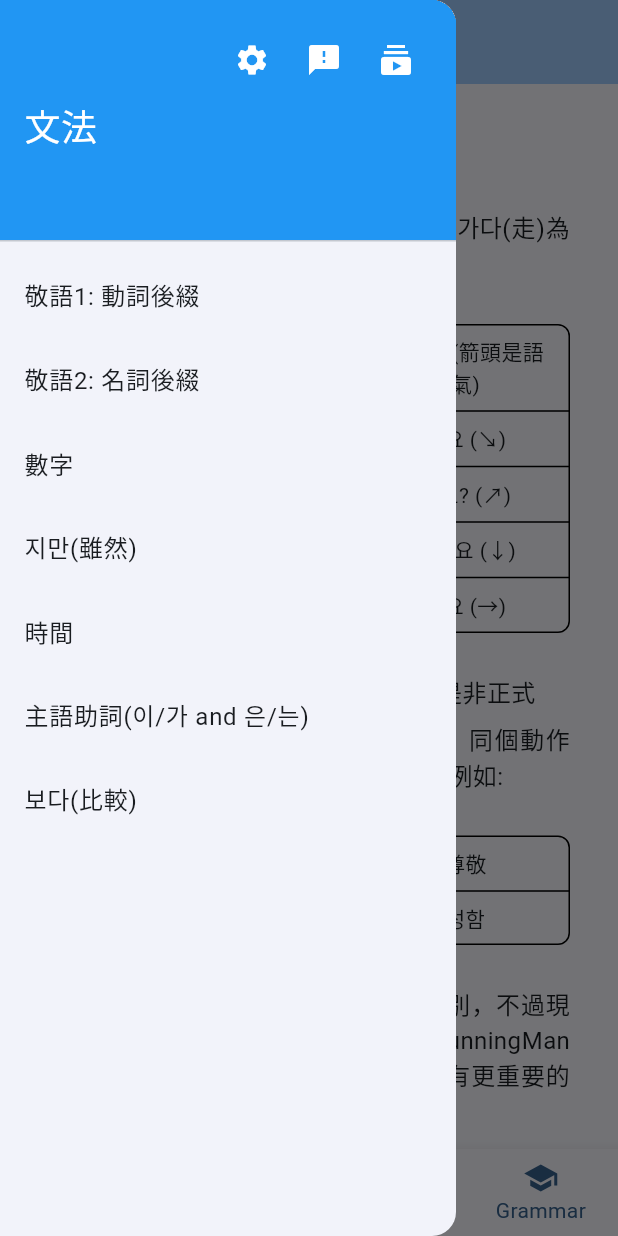
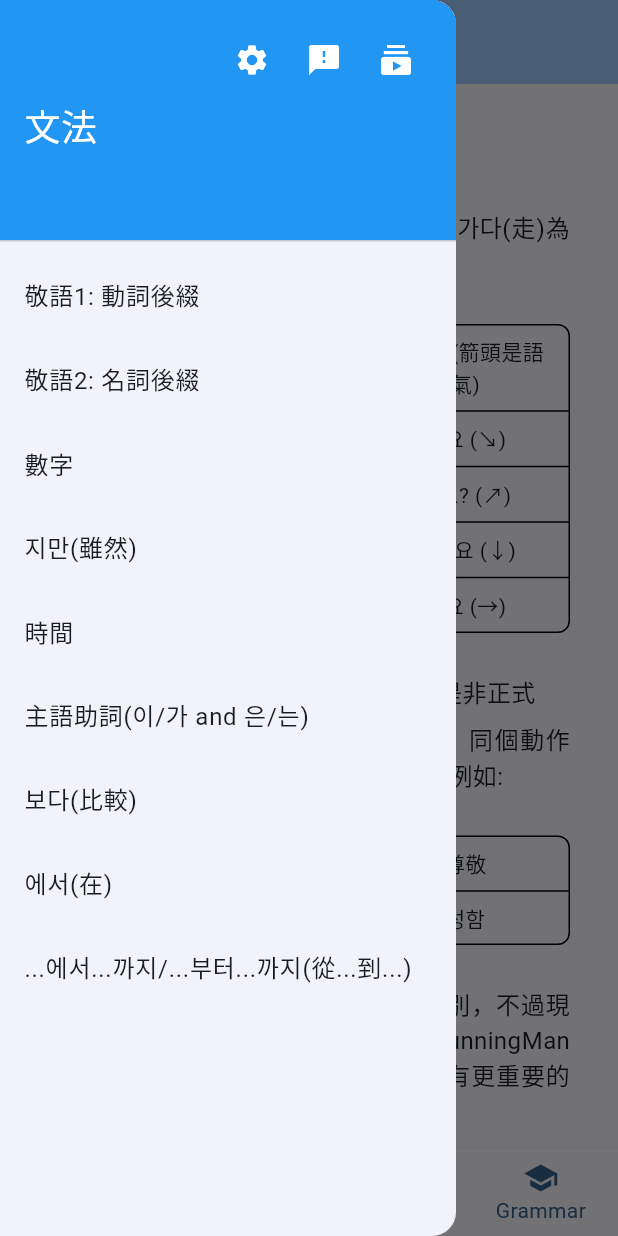
Before and after one commit to tsungyou/RunningmanApp, a Flutter app: the screen it shows after launch, item 4 of the bottom bar chosen, with the side drawer open, on a phone screen of 412 x 824 dp. Run offline on Flutter 3.47's test engine with Material 3 defaults, Android fonts, the light colour scheme and no system bars.

Commit message:
grammar update

```diff
--- a/runningman_app/lib/grammar/8.dart
+++ b/runningman_app/lib/grammar/8.dart
@@ -1,11 +1,45 @@
 import 'package:flutter/material.dart';
 import 'package:runningman_app/models/models.dart';
-
+// page 84
 class Grammar8 extends StatelessWidget {
   const Grammar8({super.key});
 
   @override
   Widget build(BuildContext context) {
-    return const GrammarExampleSentences();
+    return Scaffold(
+      appBar: AppBar(title: Text('에서(在)')),
+      body: SingleChildScrollView(
+        padding: const EdgeInsets.all(16.0),
+        child: Column(children: [
+            LatexStyleTable(tableData: '''
+            韓文 & 中文 //
+            에서 & 在
+            '''),
+            MultilineDescription(paragraphs: [
+              '에서是「在」的意思，後面接地點。和大部分文法一樣，中文說:',
+              '/textbf「在學校」',
+              '韓文的順序要是:',
+              '/textbf「學校(학교)에서」',
+              '是相反的關係!',
+            ]),
+            ExampleSentence(number: 1, sentence: '학교에 가요. 학교에서 공부합니다.', hiddenWord: '에서', translation: '在學校學習。'),
+            ExampleSentence(number: 2, sentence: '극장에 갔어요. 극장에서 영화를 봤어요.', hiddenWord: '에서', translation: '去電影院看了電影。'),
+            MultilineDescription(paragraphs: [
+              '注意第二句除了「극장에서」之外，還有「극장에」，兩個的差別在:',
+            ]),
+            LatexStyleTable(tableData: '''
+            space & 에서 & 에 //
+            使用時機 & 描述做動作的地點 & 描述人或事物
+            '''),
+            MultilineDescription(paragraphs: [
+              '意思是, 如果你想說「我家有冷氣;去家裡」，要用「에」;',
+              '如果想說「我在家裡做什麼」，要用「에서」。',
+            ]),
+            ExampleSentence(number: 3, sentence: '집에  갔어요', hiddenWord: '에 ', translation: '去了家裡'),
+            ExampleSentence(number: 4, sentence: '집에  문을 열어요.', hiddenWord: '에 ', translation: '開家裡的門'),
+            ExampleSentence(number: 5, sentence: '집에서 공부합니다.', hiddenWord: '에서', translation: '在家裡學習'),
+        ]),
+      ),
+    );
   }
 }
--- /dev/null
+++ b/runningman_app/lib/grammar/9.dart
@@ -0,0 +1,37 @@
+import 'package:flutter/material.dart';
+import 'package:runningman_app/models/models.dart';
+// page 85
+class Grammar9 extends StatelessWidget {
+  const Grammar9({super.key});
+
+  @override
+  Widget build(BuildContext context) {
+    return Scaffold(
+      appBar: AppBar(title: Text('...에서...까지/...부터...까지(從...到...)')),
+      body: SingleChildScrollView(
+        padding: const EdgeInsets.all(16.0),
+        child: Column(
+          children: [
+            LatexStyleTable(tableData: '''
+            韓文 & 中文 & 韓文 & 中文 //
+            에서 & 에서 & 부터 & 부터
+            '''),
+            LatexStyleTable(tableData: '''
+            space & ...에서...까지 & ...부터...까지 //
+            用法 & 地點 & 時間
+            '''),
+            MultilineDescription(paragraphs: [
+              '...에서...까지/...부터...까지(從...到...)',
+            ]),
+            MultilineDescription(paragraphs: [
+              '這個文法很簡單，沒什麼特別的，反而是時間的韓文需要學，才用得了부터...까지的文法。',
+            ]),
+            ExampleSentence(number: 1, sentence: '학교에서 집까지 걷어왔어요.', hiddenWord: '에서', translation: '從學校走到家'),
+            ExampleSentence(number: 2, sentence: '서울에서 부산까지 시간이 얼마나 걸려요.', hiddenWord: '에서', translation: '從首爾到釜山需要多少時間'),
+            ExampleSentence(number: 3, sentence: '오전 9시부터 오후 5시까지 일해요.', hiddenWord: '부터', translation: '從早上9點到下午5點工作'),
+          ],
+        ),
+      ),
+    );
+  }
+}
--- a/runningman_app/lib/grammar/grammars.dart
+++ b/runningman_app/lib/grammar/grammars.dart
@@ -6,3 +6,5 @@ export '4.dart';
 export '5.dart';
 export '6.dart';
 export '7.dart';
+export '8.dart';
+export '9.dart';
--- a/runningman_app/lib/grammar_data.dart
+++ b/runningman_app/lib/grammar_data.dart
@@ -9,4 +9,6 @@ Map<String, Widget> grammarData = {
   '時間': grammar.Grammar5(),
   '主語助詞(이/가 and 은/는)': grammar.Grammar6(),
   '보다(比較)': grammar.Grammar7(),
+  '에서(在)': grammar.Grammar8(),
+  '...에서...까지/...부터...까지(從...到...)': grammar.Grammar9(),
 };
--- a/runningman_app/lib/models/description.dart
+++ b/runningman_app/lib/models/description.dart
@@ -29,6 +29,20 @@ class MultilineDescription extends StatelessWidget {
     required this.paragraphs,
   });
 
+  TextStyle _getTextStyle(String text) {
+    bool isBold = text.contains('/textbf');
+    return TextStyle(
+      fontSize: 16,
+      fontWeight: isBold ? FontWeight.bold : FontWeight.normal,
+    );
+  }
+
+  String _cleanText(String text) {
+    return text
+        .replaceAll('/textbf', '')
+        .trim();
+  }
+
   @override
   Widget build(BuildContext context) {
     return Padding(
@@ -37,10 +51,15 @@ class MultilineDescription extends StatelessWidget {
         crossAxisAlignment: CrossAxisAlignment.start,
         children: paragraphs.map((paragraph) => Padding(
           padding: const EdgeInsets.symmetric(vertical: 4.0),
-          child: Text(
-            paragraph,
-            style: const TextStyle(fontSize: 16),
-            textAlign: TextAlign.justify,
+          child: Column(
+            crossAxisAlignment: CrossAxisAlignment.start,
+            children: [
+              Text(
+                _cleanText(paragraph),
+                style: _getTextStyle(paragraph),
+                textAlign: TextAlign.justify,
+              ),
+            ],
           ),
         )).toList(),
       ),
```
